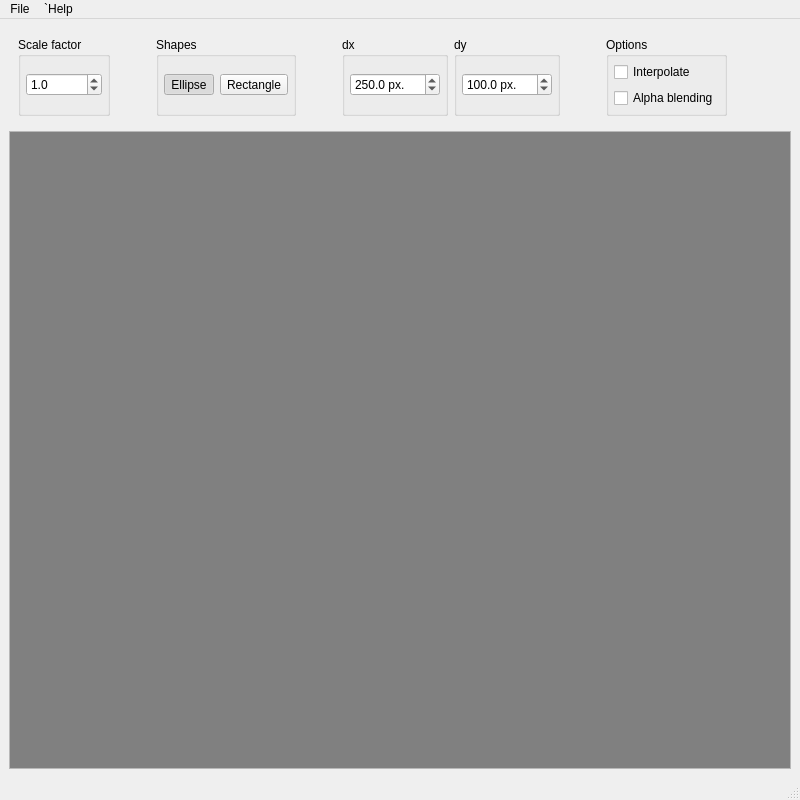
Before: the Qt Designer form src/products/mglass-gui/mainwindow.ui in NikitkoCent/magnifying-glass, drawn with Qt 5.
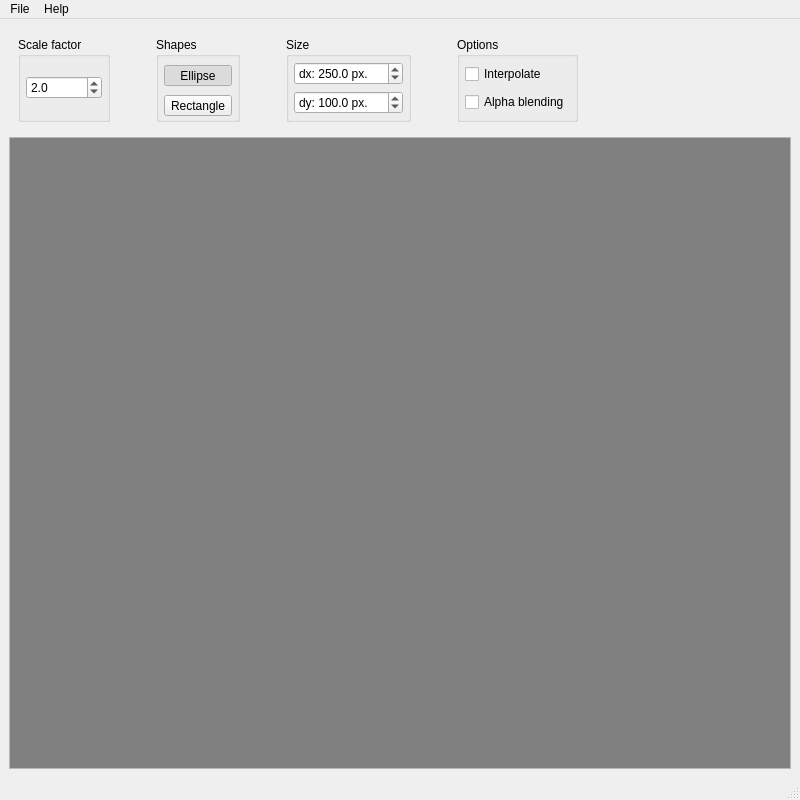
After: the same form once the commit is applied.

Commit message: 80%-ready gui project

Diff of the .ui file:
```diff
--- a/src/products/mglass-gui/mainwindow.ui
+++ b/src/products/mglass-gui/mainwindow.ui
@@ -54,7 +54,7 @@
              <enum>QAbstractSpinBox::DefaultStepType</enum>
             </property>
             <property name="value">
-             <double>1.000000000000000</double>
+             <double>2.000000000000000</double>
             </property>
            </widget>
           </item>
@@ -82,7 +82,7 @@
          <property name="title">
           <string>Shapes</string>
          </property>
-         <layout class="QHBoxLayout" name="shapesGroupBoxLayout">
+         <layout class="QGridLayout" name="shapesGroupBoxLayout">
           <property name="leftMargin">
            <number>5</number>
           </property>
@@ -93,10 +93,16 @@
            <number>5</number>
           </property>
           <property name="bottomMargin">
-           <number>5</number>
+           <number>0</number>
           </property>
-          <item>
+          <item row="0" column="0">
            <widget class="QToolButton" name="ellipseShapeButton">
+            <property name="sizePolicy">
+             <sizepolicy hsizetype="Minimum" vsizetype="Fixed">
+              <horstretch>0</horstretch>
+              <verstretch>0</verstretch>
+             </sizepolicy>
+            </property>
             <property name="text">
              <string>Ellipse</string>
             </property>
@@ -111,8 +117,14 @@
             </property>
            </widget>
           </item>
-          <item>
+          <item row="1" column="0">
            <widget class="QToolButton" name="rectShapeButton">
+            <property name="sizePolicy">
+             <sizepolicy hsizetype="Minimum" vsizetype="Fixed">
+              <horstretch>0</horstretch>
+              <verstretch>0</verstretch>
+             </sizepolicy>
+            </property>
             <property name="text">
              <string>Rectangle</string>
             </property>
@@ -146,7 +158,7 @@
        <item>
         <widget class="QGroupBox" name="dxGroupBox">
          <property name="title">
-          <string>dx</string>
+          <string>Size</string>
          </property>
          <layout class="QVBoxLayout" name="dxGroupBoxLayout">
           <property name="leftMargin">
@@ -163,6 +175,9 @@
           </property>
           <item>
            <widget class="QDoubleSpinBox" name="dxSpinBox">
+            <property name="prefix">
+             <string>dx: </string>
+            </property>
             <property name="suffix">
              <string> px.</string>
             </property>
@@ -186,29 +201,11 @@
             </property>
            </widget>
           </item>
-         </layout>
-        </widget>
-       </item>
-       <item>
-        <widget class="QGroupBox" name="dyGroupBox">
-         <property name="title">
-          <string>dy</string>
-         </property>
-         <layout class="QVBoxLayout" name="dyGroupBoxLayout">
-          <property name="leftMargin">
-           <number>5</number>
-          </property>
-          <property name="topMargin">
-           <number>5</number>
-          </property>
-          <property name="rightMargin">
-           <number>5</number>
-          </property>
-          <property name="bottomMargin">
-           <number>5</number>
-          </property>
           <item>
            <widget class="QDoubleSpinBox" name="dySpinBox">
+            <property name="prefix">
+             <string>dy: </string>
+            </property>
             <property name="suffix">
              <string> px.</string>
             </property>
@@ -300,7 +297,7 @@
          <x>0</x>
          <y>0</y>
          <width>780</width>
-         <height>646</height>
+         <height>644</height>
         </rect>
        </property>
        <property name="styleSheet">
@@ -352,7 +349,7 @@
    </widget>
    <widget class="QMenu" name="menuHelp">
     <property name="title">
-     <string>`Help</string>
+     <string>Help</string>
     </property>
     <addaction name="actionShowUsageHelp"/>
    </widget>
```
Left out of the diff: 6 changed lines with no effect on the pictures. The commit also changes 5 other files.
